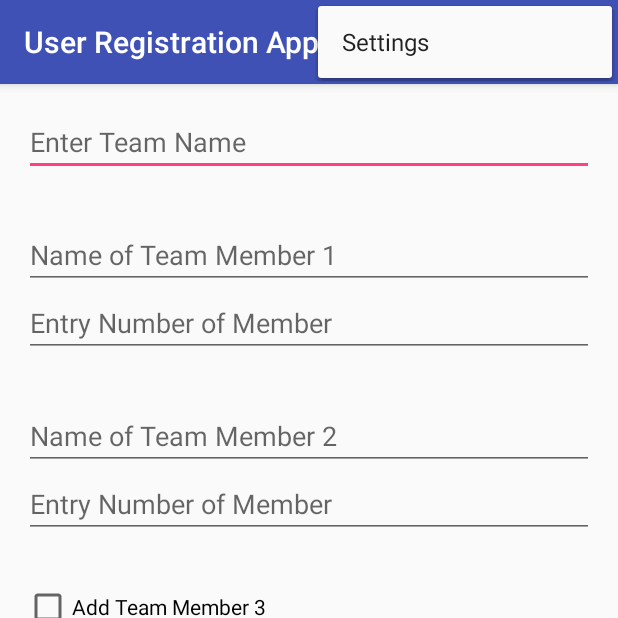
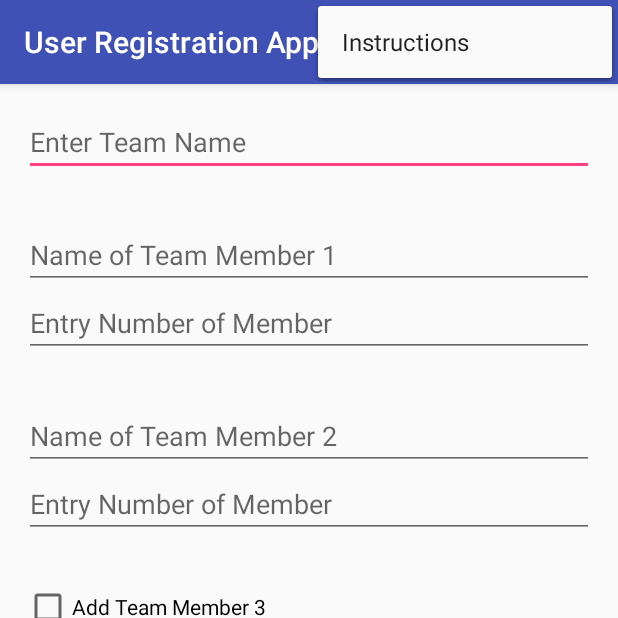
Before and after one commit to akshittyagi/AssignmentZero, an Android app: the screen it shows after launch (MainActivity), with the options menu open, on a phone screen of 412 x 824 dp, the top half of it. Run offline under Robolectric (Android 15) with nearby library versions, the light colour scheme and no system bars; our stand-ins replace Volley.

Commit message:
Instruction Menu Option added

```diff
--- a/app/src/main/AndroidManifest.xml
+++ b/app/src/main/AndroidManifest.xml
@@ -20,10 +20,14 @@
         <activity
             android:name=".MainActivity"
             android:label="@string/app_name"
-            android:theme="@style/AppTheme.NoActionBar"></activity>
+            android:theme="@style/AppTheme.NoActionBar" />
         <activity
             android:name=".ResponseActivity"
             android:label="@string/title_activity_response"
+            android:theme="@style/AppTheme.NoActionBar" />
+        <activity
+            android:name=".InstructionActivity"
+            android:label="@string/title_activity_instruction"
             android:theme="@style/AppTheme.NoActionBar"></activity>
     </application>
 
--- a/app/src/main/java/com/example/akty7/assignment03/MainActivity.java
+++ b/app/src/main/java/com/example/akty7/assignment03/MainActivity.java
@@ -8,6 +8,7 @@
 import android.support.design.widget.Snackbar;
 import android.support.v7.app.AppCompatActivity;
 import android.support.v7.widget.Toolbar;
+import android.view.MenuInflater;
 import android.view.View;
 import android.view.Menu;
 import android.view.MenuItem;
@@ -134,7 +135,6 @@
     {//returns the validity and also points out the error in the whole input
         boolean check1=true,check2=check1,check3=check1,check4=check1,check5=check1,check6=check1,check7=check1;
         Drawable errorIcon = getResources().getDrawable(R.drawable.erroricon);
-        //TODO:Check and set bounds for error icon
         errorIcon.setBounds(new Rect(0,0,errorIcon.getIntrinsicWidth()/10,errorIcon.getIntrinsicHeight()/10));
         if(str[0].length() == 0)
         {
@@ -297,7 +297,9 @@
     @Override
     public boolean onCreateOptionsMenu(Menu menu) {
         // Inflate the menu; this adds items to the action bar if it is present.
-        getMenuInflater().inflate(R.menu.menu_main, menu);
+        MenuInflater inflater = getMenuInflater();
+        inflater.inflate(R.menu.menu_main, menu);
+
         return true;
     }
 
@@ -307,12 +309,17 @@
         // automatically handle clicks on the Home/Up button, so long
         // as you specify a parent activity in AndroidManifest.xml.
         int id = item.getItemId();
+        //noinspection SimplifiableIfStatement
+        switch (item.getItemId())
+        {
+            case R.id.Instructions:
+                Intent intent = new Intent(MainActivity.this,InstructionActivity.class);
+                startActivity(intent);
+                return true;
+            default:
+                return super.onOptionsItemSelected(item);
+        }
 
-        //noinspection SimplifiableIfStatement
-        if (id == R.id.action_settings) {
-            return true;
-        }
-        return super.onOptionsItemSelected(item);
     }
 
     @Override
--- a/app/src/main/java/com/example/akty7/assignment03/ResponseActivity.java
+++ b/app/src/main/java/com/example/akty7/assignment03/ResponseActivity.java
@@ -24,7 +24,6 @@
         setContentView(R.layout.activity_response);
         Toolbar toolbar = (Toolbar) findViewById(R.id.toolbar);
         setSupportActionBar(toolbar);
-        //TODO:Add icon for go-back on responseactivity page
         txtView=(TextView) findViewById(R.id.textView0);
         txtView1=(TextView) findViewById(R.id.textView1);
         txtView2=(TextView) findViewById(R.id.textView2);
--- a/app/src/main/res/menu/menu_main.xml
+++ b/app/src/main/res/menu/menu_main.xml
@@ -2,9 +2,11 @@
     xmlns:app="http://schemas.android.com/apk/res-auto"
     xmlns:tools="http://schemas.android.com/tools"
     tools:context="com.example.akty7.assignment03.MainActivity">
+
+
     <item
-        android:id="@+id/action_settings"
-        android:orderInCategory="100"
-        android:title="@string/action_settings"
-        app:showAsAction="never" />
+        android:id="@+id/Instructions"
+        android:orderInCategory="200"
+        android:title="Instructions"/>
+
 </menu>
--- a/app/src/main/res/values/strings.xml
+++ b/app/src/main/res/values/strings.xml
@@ -2,4 +2,5 @@
     <string name="app_name">User Registration App</string>
     <string name="action_settings">Settings</string>
     <string name="title_activity_response">ResponseActivity</string>
+    <string name="title_activity_instruction">InstructionActivity</string>
 </resources>
```
Also changed, not shown: app/src/main/java/com/example/akty7/assignment03/InstructionActivity.java (added, +22 -0 lines), app/src/main/res/layout/activity_instruction.xml (added, +26 -0 lines), app/src/main/res/layout/content_instruction.xml (added, +23 -0 lines), 3 other files.
